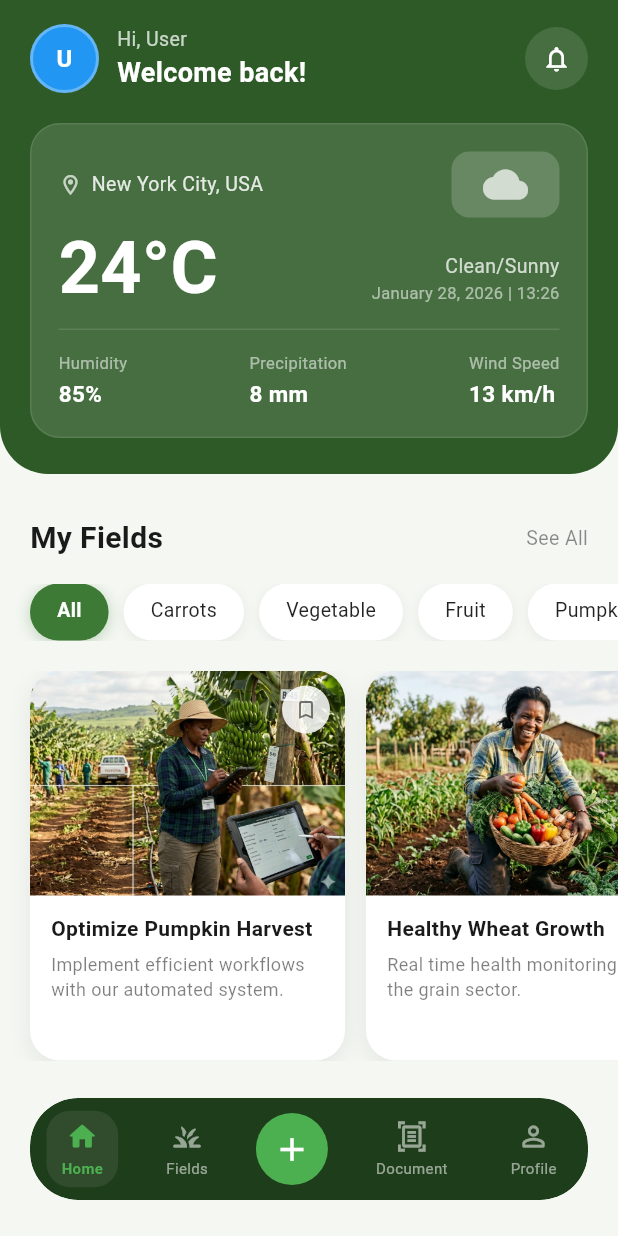
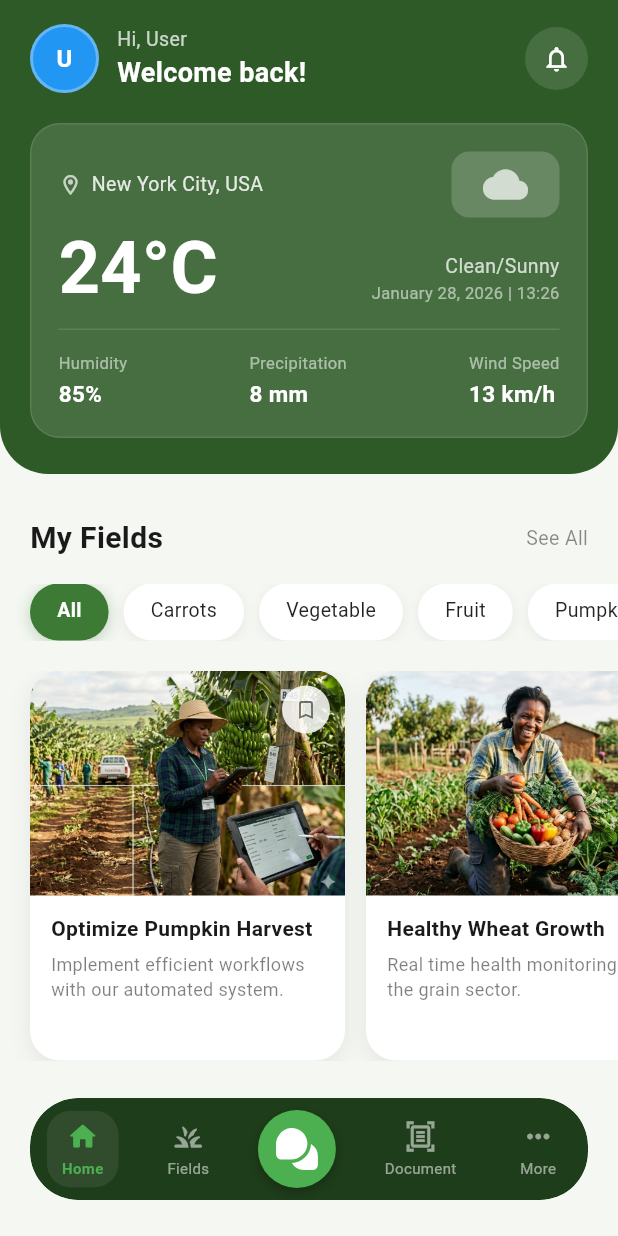
Before and after one commit to serenade18/shambaos_app, a Flutter app: the HomeScreen screen opened directly, on a phone screen of 412 x 824 dp. Run offline on Flutter 3.47's test engine with Material 3 defaults, Android fonts, the phone set to English and light mode, and no system bars; our stand-ins replace flutter_svg, intl_phone_field, shared_preferences; accounts and stored records are empty.

Commit message:
Fixed bottom nav

```diff
--- a/lib/pages/home_screen.dart
+++ b/lib/pages/home_screen.dart
@@ -13,29 +13,10 @@ class HomeScreen extends StatefulWidget {
 }
 
 class _HomeScreenState extends State<HomeScreen> {
-  int _selectedNav = 0;
   int _selectedCategory = 0;
 
   String _userName = '';
   String _userEmail = '';
-
-  String _getInitials(String name) {
-    if (name.isEmpty) return "U";
-    final parts = name.trim().split(" ");
-    if (parts.length == 1) return parts[0][0].toUpperCase();
-    return (parts[0][0] + parts[1][0]).toUpperCase();
-  }
-
-  Color _getAvatarColor(String name) {
-    final colors = [
-      Colors.green,
-      Colors.blue,
-      Colors.orange,
-      Colors.purple,
-      Colors.teal,
-    ];
-    return colors[name.hashCode % colors.length];
-  }
 
   final List<String> _categories = [
     'All',
@@ -92,23 +73,22 @@ class _HomeScreenState extends State<HomeScreen> {
     );
   }
 
-  void _handleNavigation(int index) {
-    switch (index) {
-      case 0:
-        break;
-      case 1:
-        Navigator.pushNamed(context, '/fields');
-        break;
-      case 2:
-        Navigator.pushNamed(context, '/create');
-        break;
-      case 3:
-        Navigator.pushNamed(context, '/documents');
-        break;
-      case 4:
-        _openProfile();
-        break;
-    }
+  String _getInitials(String name) {
+    if (name.isEmpty) return "U";
+    final parts = name.trim().split(" ");
+    if (parts.length == 1) return parts[0][0].toUpperCase();
+    return (parts[0][0] + parts[1][0]).toUpperCase();
+  }
+
+  Color _getAvatarColor(String name) {
+    final colors = [
+      Colors.green,
+      Colors.blue,
+      Colors.orange,
+      Colors.purple,
+      Colors.teal,
+    ];
+    return colors[name.hashCode % colors.length];
   }
 
   @override
@@ -141,17 +121,12 @@ class _HomeScreenState extends State<HomeScreen> {
             ],
           ),
 
-          Positioned(
+          // ── Bottom Nav ───────────────────────────────
+          const Positioned(
             bottom: 0,
             left: 0,
             right: 0,
-            child: AppBottomNav(
-              currentIndex: _selectedNav,
-              onTap: (index) {
-                setState(() => _selectedNav = index);
-                _handleNavigation(index);
-              },
-            ),
+            child: AppBottomNav(),
           ),
         ],
       ),
@@ -159,7 +134,7 @@ class _HomeScreenState extends State<HomeScreen> {
   }
 
   // ══════════════════════════════════════════════════════════
-  //  HEADER
+  // HEADER
   // ══════════════════════════════════════════════════════════
   Widget _buildHeader() {
     return Container(
@@ -179,7 +154,6 @@ class _HomeScreenState extends State<HomeScreen> {
             children: [
               Row(
                 children: [
-                  // 👇 Avatar — tappable → ProfileScreen
                   GestureDetector(
                     onTap: _openProfile,
                     child: Container(
@@ -206,7 +180,6 @@ class _HomeScreenState extends State<HomeScreen> {
                     ),
                   ),
                   const SizedBox(width: 12),
-
                   Expanded(
                     child: Column(
                       crossAxisAlignment: CrossAxisAlignment.start,
@@ -229,7 +202,6 @@ class _HomeScreenState extends State<HomeScreen> {
                       ],
                     ),
                   ),
-
                   Container(
                     height: 42,
                     width: 42,
@@ -248,7 +220,6 @@ class _HomeScreenState extends State<HomeScreen> {
 
               const SizedBox(height: 20),
 
-              // ── Weather Card ──────────────────────────────────
               Container(
                 padding: const EdgeInsets.all(18),
                 decoration: BoxDecoration(
@@ -361,16 +332,13 @@ class _HomeScreenState extends State<HomeScreen> {
     );
   }
 
-  // ══════════════════════════════════════════════════════════
-  //  MY FIELDS
-  // ══════════════════════════════════════════════════════════
   Widget _buildMyFieldsHeader() {
     return Padding(
       padding: const EdgeInsets.symmetric(horizontal: 20),
       child: Row(
         mainAxisAlignment: MainAxisAlignment.spaceBetween,
-        children: [
-          const Text(
+        children: const [
+          Text(
             'My Fields',
             style: TextStyle(
                 fontSize: 20,
@@ -379,8 +347,7 @@ class _HomeScreenState extends State<HomeScreen> {
           ),
           Text(
             'See All',
-            style:
-                TextStyle(fontSize: 13, color: Colors.black.withOpacity(0.45)),
+            style: TextStyle(fontSize: 13, color: Colors.black45),
           ),
         ],
       ),
@@ -419,8 +386,7 @@ class _HomeScreenState extends State<HomeScreen> {
                 _categories[index],
                 style: TextStyle(
                   color: selected ? Colors.white : Colors.black87,
-                  fontWeight:
-                      selected ? FontWeight.w600 : FontWeight.normal,
+                  fontWeight: selected ? FontWeight.w600 : FontWeight.normal,
                   fontSize: 13,
                 ),
               ),
--- a/lib/pages/profile/profile_screen.dart
+++ b/lib/pages/profile/profile_screen.dart
@@ -282,12 +282,6 @@ class _ProfileScreenState extends State<ProfileScreen> {
               ],
             ),
           ),
-
-          const Icon(
-            Icons.arrow_forward_ios_rounded,
-            size: 16,
-            color: Colors.black38,
-          ),
         ],
       ),
     );
--- a/lib/widgets/app_bottom_nav.dart
+++ b/lib/widgets/app_bottom_nav.dart
@@ -1,15 +1,50 @@
 import 'dart:ui';
 import 'package:flutter/material.dart';
+import 'package:flutter_svg/flutter_svg.dart';
 
-class AppBottomNav extends StatelessWidget {
+class AppBottomNav extends StatefulWidget {
   final int currentIndex;
-  final Function(int) onTap;
+  final Function(int)? onTap;
 
-  const AppBottomNav({
-    super.key,
-    required this.currentIndex,
-    required this.onTap,
-  });
+  const AppBottomNav({super.key, this.currentIndex = 0, this.onTap});
+
+  @override
+  State<AppBottomNav> createState() => _AppBottomNavState();
+}
+
+class _AppBottomNavState extends State<AppBottomNav> {
+  late int _currentIndex;
+
+  @override
+  void initState() {
+    super.initState();
+    _currentIndex = widget.currentIndex;
+  }
+
+  void _handleTap(BuildContext context, int index) {
+    if (_currentIndex == index) return; // prevent reloading same screen
+    setState(() => _currentIndex = index);
+
+    widget.onTap?.call(index);
+
+    switch (index) {
+      case 0:
+        Navigator.pushReplacementNamed(context, '/home');
+        break;
+      case 1:
+        Navigator.pushReplacementNamed(context, '/fields');
+        break;
+      case 2:
+        Navigator.pushReplacementNamed(context, '/chat');
+        break;
+      case 3:
+        Navigator.pushReplacementNamed(context, '/documents');
+        break;
+      case 4:
+        Navigator.pushReplacementNamed(context, '/more');
+        break;
+    }
+  }
 
   @override
   Widget build(BuildContext context) {
@@ -28,25 +63,43 @@ class AppBottomNav extends StatelessWidget {
             child: Row(
               mainAxisAlignment: MainAxisAlignment.spaceAround,
               children: [
-                _navItem(Icons.home_rounded, 'Home', 0),
-                _navItem(Icons.grass_rounded, 'Fields', 1),
+                _navItem(Icons.home_rounded, 'Home', 0, context),
+                _navItem(Icons.grass_rounded, 'Fields', 1, context),
 
-                // FAB
+                // Center → Chat (SVG or fallback PNG)
                 GestureDetector(
-                  onTap: () => onTap(2),
+                  onTap: () => _handleTap(context, 2),
                   child: Container(
-                    height: 48,
-                    width: 48,
-                    decoration: const BoxDecoration(
-                      color: Color(0xFF4CAF50),
+                    height: 52,
+                    width: 52,
+                    decoration: BoxDecoration(
+                      color: const Color(0xFF4CAF50),
                       shape: BoxShape.circle,
+                      boxShadow: [
+                        BoxShadow(
+                          color: Colors.black.withOpacity(0.25),
+                          blurRadius: 6,
+                          offset: const Offset(0, 3),
+                        ),
+                      ],
                     ),
-                    child: const Icon(Icons.add, color: Colors.white, size: 26),
+                    child: Padding(
+                      padding: const EdgeInsets.all(12.0),
+                      child: SvgPicture.asset(
+                        'images/assets/icons/comments.svg', // <-- SVG icon from Flaticon
+                        color: Colors.white,
+                        fit: BoxFit.contain,
+                        placeholderBuilder: (context) => Image.asset(
+                          'images/assets/icons/live-chat.png', // fallback PNG
+                          color: Colors.white,
+                        ),
+                      ),
+                    ),
                   ),
                 ),
 
-                _navItem(Icons.document_scanner_outlined, 'Document', 3),
-                _navItem(Icons.person_outline_rounded, 'Profile', 4),
+                _navItem(Icons.document_scanner_outlined, 'Document', 3, context),
+                _navItem(Icons.more_horiz, 'More', 4, context),
               ],
             ),
           ),
@@ -55,18 +108,16 @@ class AppBottomNav extends StatelessWidget {
     );
   }
 
-  Widget _navItem(IconData icon, String label, int index) {
-    final selected = currentIndex == index;
+  Widget _navItem(IconData icon, String label, int index, BuildContext context) {
+    final selected = _currentIndex == index;
 
     return GestureDetector(
-      onTap: () => onTap(index),
+      onTap: () => _handleTap(context, index),
       child: AnimatedContainer(
         duration: const Duration(milliseconds: 200),
         padding: const EdgeInsets.symmetric(horizontal: 10, vertical: 6),
         decoration: BoxDecoration(
-          color: selected
-              ? Colors.white.withOpacity(0.08)
-              : Colors.transparent,
+          color: selected ? Colors.white.withOpacity(0.08) : Colors.transparent,
           borderRadius: BorderRadius.circular(16),
         ),
         child: Column(
@@ -83,8 +134,7 @@ class AppBottomNav extends StatelessWidget {
               style: TextStyle(
                 color: selected ? const Color(0xFF4CAF50) : Colors.white54,
                 fontSize: 10,
-                fontWeight:
-                    selected ? FontWeight.w600 : FontWeight.normal,
+                fontWeight: selected ? FontWeight.w600 : FontWeight.normal,
               ),
             ),
           ],
--- a/pubspec.yaml
+++ b/pubspec.yaml
@@ -74,6 +74,8 @@ flutter:
     - images/assets/facebook.png
     - images/assets/google.png
     - images/assets/tik-tok.png
+    - images/assets/icons/comments.svg
+    - images/assets/icons/live-chat.png
   #   - images/a_dot_ham.jpeg
 
   # An image asset can refer to one or more resolution-specific "variants", see
```
Also changed, not shown: lib/pages/auth/forgot_password_screen.dart (+32 -18 lines), lib/pages/auth/login_screen.dart (+14 -8 lines), lib/pages/auth/register_screen.dart (+74 -24 lines), images/assets/icons/comments.svg (added), images/assets/icons/live-chat.png (added).
